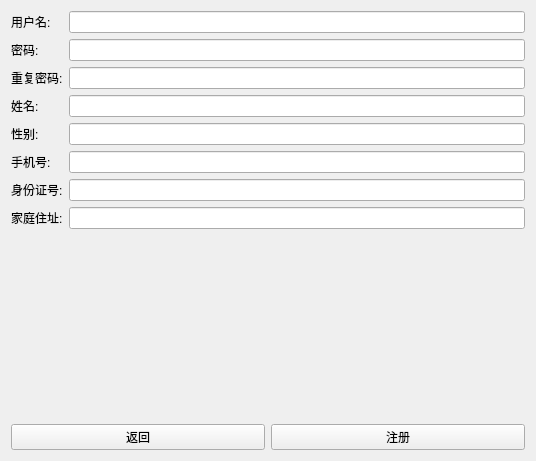
Old version of the form signupform.ui in the repository SunJianBai/patient-client.
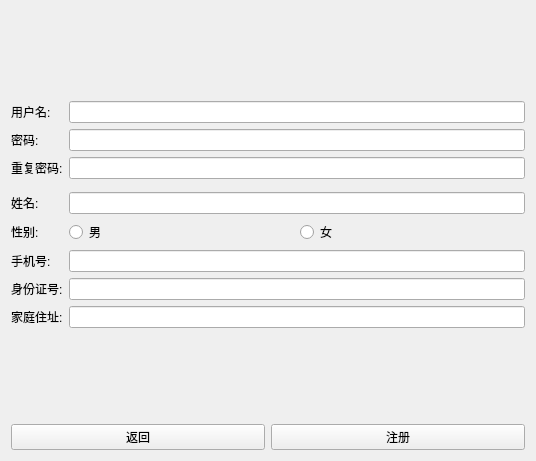
New version of the form.

```diff
--- a/signupform.ui
+++ b/signupform.ui
@@ -13,9 +13,14 @@
   <property name="windowTitle">
    <string>Form</string>
   </property>
-  <layout class="QVBoxLayout" name="verticalLayout_2">
-   <item>
     <layout class="QVBoxLayout" name="verticalLayout">
+   <item>
+    <widget class="QLabel" name="emptyLabel">
+     <property name="text">
+      <string/>
+     </property>
+    </widget>
+   </item>
      <item>
       <layout class="QFormLayout" name="formLayout">
        <item row="0" column="0">
@@ -35,9 +40,6 @@
          </property>
         </widget>
        </item>
-       <item row="1" column="1">
-        <widget class="QLineEdit" name="signpasswd"/>
-       </item>
        <item row="2" column="0">
         <widget class="QLabel" name="label_4">
          <property name="text">
@@ -48,6 +50,9 @@
        <item row="2" column="1">
         <widget class="QLineEdit" name="reppasswd"/>
        </item>
+     <item row="1" column="1">
+      <widget class="QLineEdit" name="signpasswd"/>
+     </item>
       </layout>
      </item>
      <item>
@@ -70,7 +75,22 @@
         </widget>
        </item>
        <item row="1" column="1">
-        <widget class="QLineEdit" name="signGender"/>
+      <layout class="QHBoxLayout" name="horizontalLayout_2">
+       <item>
+        <widget class="QRadioButton" name="radioButton">
+         <property name="text">
+          <string>男</string>
+         </property>
+        </widget>
+       </item>
+       <item>
+        <widget class="QRadioButton" name="radioButton_2">
+         <property name="text">
+          <string>女</string>
+         </property>
+        </widget>
+       </item>
+      </layout>
        </item>
        <item row="2" column="0">
         <widget class="QLabel" name="label_8">
@@ -101,8 +121,6 @@
        </item>
        <item row="4" column="1">
         <widget class="QLineEdit" name="signArea"/>
-       </item>
-      </layout>
      </item>
     </layout>
    </item>
```
Lines whose indentation alone changed are shown as unchanged.
